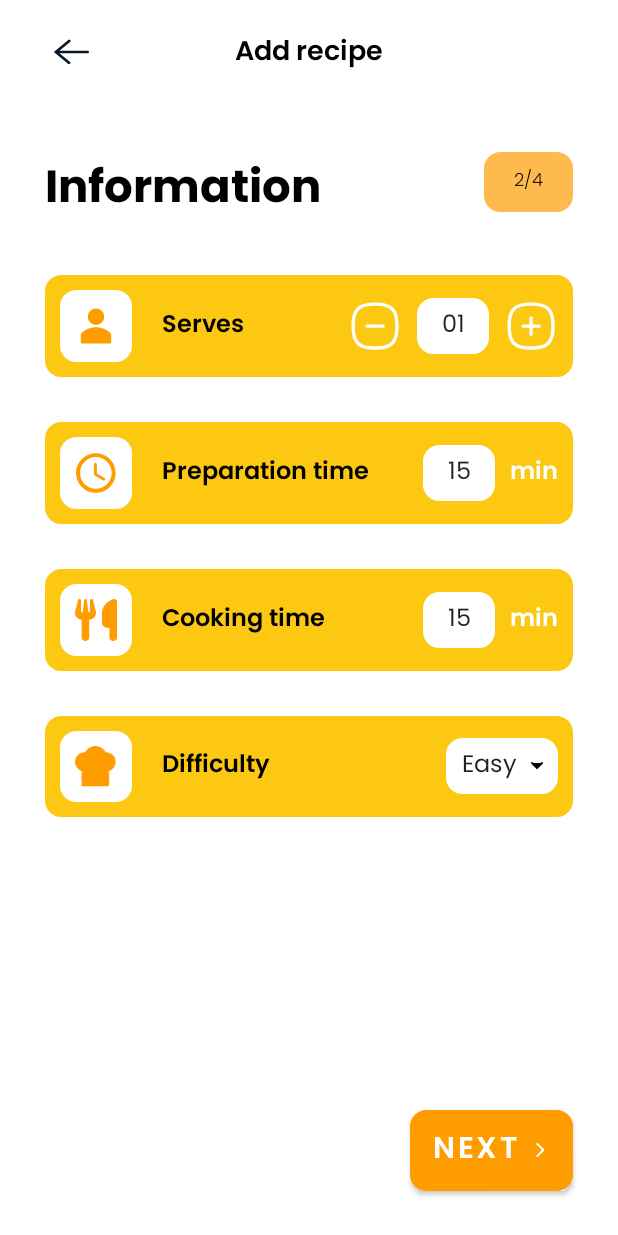
After one commit to nnpanh/Foodlife, an Android app: the layout fragment_add_recipe_information.xml on its own in the app's theme, with its tools: preview values and no code run, on a phone screen of 412 x 824 dp. The commit adds this screen. Run offline under Robolectric (Android 15) with nearby library versions, the phone set to English and light mode, and no system bars.

Commit message:
add recipe (tittle and information screen)

```diff
--- a/Foodlife/app/src/main/java/com/example/foodlife/fragments/AddRecipeFragment.kt
+++ /dev/null
@@ -1,85 +0,0 @@
-package com.example.foodlife.fragments
-
-import android.app.AlertDialog
-import androidx.lifecycle.ViewModelProvider
-import android.os.Bundle
-import androidx.fragment.app.Fragment
-import android.view.LayoutInflater
-import android.view.View
-import android.view.ViewGroup
-import com.example.foodlife.R
-import com.example.foodlife.databinding.FragmentAddrecipeTittleBinding
-import com.example.foodlife.databinding.FragmentPlanBinding
-import com.example.foodlife.models.UserModel
-import com.example.foodlife.roomdb.FoodlifeDB
-import com.example.foodlife.roomdb.entities.UserEntity
-import com.example.foodlife.view_models.AddRecipeViewModel
-import com.example.foodlife.view_models.PlanViewModel
-import com.google.android.material.floatingactionbutton.FloatingActionButton
-
-class AddRecipeFragment : Fragment() {
-
-//    companion object {
-//        fun newInstance() = AddRecipeFragment()
-//    }
-//
-//    private lateinit var viewModel: AddRecipeViewModel
-//
-//    override fun onCreateView(
-//        inflater: LayoutInflater, container: ViewGroup?,
-//        savedInstanceState: Bundle?
-//    ): View? {
-//
-//        return inflater.inflate(R.layout.fragment_addrecipe_tittle, container, false)
-//    }
-//
-//    override fun onActivityCreated(savedInstanceState: Bundle?) {
-//        super.onActivityCreated(savedInstanceState)
-//        viewModel = ViewModelProvider(this).get(AddRecipeViewModel::class.java)
-//        // TODO: Use the ViewModel
-//    }
-    private var _binding: FragmentAddrecipeTittleBinding? = null
-
-    // This property is only valid between onCreateView and
-    // onDestroyView.
-    private val binding get() = _binding!!
-
-    override fun onCreateView(
-        inflater: LayoutInflater,
-        container: ViewGroup?,
-        savedInstanceState: Bundle?
-    ): View {
-        val planViewModel =
-            ViewModelProvider(this)[PlanViewModel::class.java]
-
-        _binding = FragmentAddrecipeTittleBinding.inflate(inflater, container, false)
-        val root: View = binding.root
-
-//        val textView: TextView = binding.textPlan
-//        planViewModel.text.observe(viewLifecycleOwner) {
-//            textView.text = it
-//        }
-        return root
-    }
-
-    override fun onViewCreated(view: View, savedInstanceState: Bundle?) {
-        super.onViewCreated(view, savedInstanceState)
-
-        val upload: FloatingActionButton = binding.uploadimage
-        upload.setOnClickListener{
-            val builder = AlertDialog.Builder(this.context)
-            builder.setTitle("Select Image")
-            builder.setMessage("Choose your option!")
-            builder.setPositiveButton("Gallery",{dialog, which ->
-
-            })
-        }
-
-    }
-
-    override fun onDestroyView() {
-        super.onDestroyView()
-        _binding = null
-    }
-
-}
--- /dev/null
+++ b/Foodlife/app/src/main/res/drawable/ic_dropdown.xml
@@ -0,0 +1,16 @@
+<vector xmlns:android="http://schemas.android.com/apk/res/android"
+    android:width="8dp"
+    android:height="6dp"
+    android:viewportWidth="8"
+    android:viewportHeight="6">
+  <path
+      android:pathData="M7.3334,1.3333L4,4.6666L0.6667,1.3333"
+      android:fillColor="#000000"/>
+  <path
+      android:pathData="M7.3334,1.3333L4,4.6666L0.6667,1.3333"
+      android:strokeLineJoin="round"
+      android:strokeWidth="1.25"
+      android:fillColor="#00000000"
+      android:strokeColor="#000000"
+      android:strokeLineCap="round"/>
+</vector>
--- /dev/null
+++ b/Foodlife/app/src/main/res/drawable/ic_right.xml
@@ -0,0 +1,13 @@
+<vector xmlns:android="http://schemas.android.com/apk/res/android"
+    android:width="13dp"
+    android:height="12dp"
+    android:viewportWidth="13"
+    android:viewportHeight="12">
+  <path
+      android:pathData="M4.713,2L8.713,6L4.713,10"
+      android:strokeLineJoin="round"
+      android:strokeWidth="1.25"
+      android:fillColor="#00000000"
+      android:strokeColor="#ffffff"
+      android:strokeLineCap="round"/>
+</vector>
--- /dev/null
+++ b/Foodlife/app/src/main/res/layout/difficulty_dialog.xml
@@ -0,0 +1,32 @@
+<?xml version="1.0" encoding="utf-8"?>
+<LinearLayout xmlns:android="http://schemas.android.com/apk/res/android"
+    android:layout_width="match_parent"
+    android:layout_height="match_parent"
+    android:orientation="vertical">
+    <TextView
+        android:layout_width="wrap_content"
+        android:layout_height="wrap_content"
+        android:padding="5dp"
+        android:text="@string/txt_Easy"
+        android:fontFamily="@font/poppins_regular"
+        android:textColor="@color/black"
+        android:textSize="16sp" />
+
+    <TextView
+        android:layout_width="wrap_content"
+        android:layout_height="wrap_content"
+        android:padding="5dp"
+        android:text="@string/txt_Medium"
+        android:fontFamily="@font/poppins_regular"
+        android:textColor="@color/black"
+        android:textSize="16sp" />
+
+    <TextView
+        android:layout_width="wrap_content"
+        android:layout_height="wrap_content"
+        android:padding="5dp"
+        android:text="@string/txt_Hard"
+        android:fontFamily="@font/poppins_regular"
+        android:textColor="@color/black"
+        android:textSize="16sp" />
+</LinearLayout>
--- a/Foodlife/app/src/main/res/layout/fragment_add_recipe.xml
+++ /dev/null
@@ -1,13 +0,0 @@
-<?xml version="1.0" encoding="utf-8"?>
-<FrameLayout xmlns:android="http://schemas.android.com/apk/res/android"
-    xmlns:tools="http://schemas.android.com/tools"
-    android:layout_width="match_parent"
-    android:layout_height="match_parent">
-<!--    tools:context=".fragments.AddRecipeFragment">-->
-
-    <TextView
-        android:layout_width="match_parent"
-        android:layout_height="match_parent"
-        android:text="Hello" />
-
-</FrameLayout>
--- /dev/null
+++ b/Foodlife/app/src/main/res/layout/fragment_add_recipe_information.xml
@@ -0,0 +1,379 @@
+<?xml version="1.0" encoding="utf-8"?>
+<RelativeLayout xmlns:android="http://schemas.android.com/apk/res/android"
+    xmlns:app="http://schemas.android.com/apk/res-auto"
+    xmlns:tools="http://schemas.android.com/tools"
+    android:layout_width="match_parent"
+    android:layout_height="match_parent"
+    android:orientation="vertical">
+
+    <RelativeLayout
+        android:id="@+id/AR_header"
+        android:layout_width="match_parent"
+        android:layout_height="wrap_content">
+
+        <ImageView
+            android:id="@+id/ivBack"
+            android:layout_width="wrap_content"
+            android:layout_height="wrap_content"
+            android:src="@drawable/ic_back"
+            android:layout_alignParentStart="true"
+            android:layout_marginStart="30dp"
+            android:layout_marginTop="20dp" />
+
+        <TextView
+            android:layout_width="wrap_content"
+            android:layout_height="wrap_content"
+            android:text="@string/tittle_add_recipe"
+            android:fontFamily="@font/poppins_semi_bold"
+            android:textSize="18sp"
+            android:textColor="@color/black"
+            android:layout_centerHorizontal="true"
+            android:layout_marginTop="20dp"/>
+    </RelativeLayout>
+
+    <RelativeLayout
+        android:id="@+id/AR_title"
+        android:layout_width="match_parent"
+        android:layout_height="wrap_content"
+        android:layout_marginTop="50dp"
+        android:layout_below="@id/AR_header">
+
+        <TextView
+            android:id="@+id/tvARInformation"
+            android:layout_width="wrap_content"
+            android:layout_height="wrap_content"
+            android:text="@string/title_add_recipe_Information"
+            android:fontFamily="@font/poppins_bold"
+            android:textSize="30sp"
+            android:textColor="@color/black"
+            android:layout_alignParentStart="true"
+            android:layout_marginStart="30dp"/>
+
+        <TextView
+            android:id="@+id/tvARPage2"
+            android:layout_width="wrap_content"
+            android:layout_height="wrap_content"
+            android:layout_alignParentEnd="true"
+            android:layout_marginEnd="30dp"
+            android:background="@drawable/addrecipe_roundedcorner_1"
+            android:fontFamily="@font/poppins_light"
+            android:paddingStart="20dp"
+            android:paddingTop="10dp"
+            android:paddingEnd="20dp"
+            android:paddingBottom="10dp"
+            android:text="2/4"
+            android:textAlignment="center"
+            android:textColor="@color/black"
+            android:textSize="12sp" />
+    </RelativeLayout>
+
+    <LinearLayout
+        android:id="@+id/AR_information"
+        android:layout_width="match_parent"
+        android:layout_height="wrap_content"
+        android:orientation="vertical"
+        android:layout_below="@id/AR_title">
+        <RelativeLayout
+                android:layout_width="match_parent"
+                android:layout_height="wrap_content"
+                android:background="@drawable/addrecipe_roundedcorner_2"
+                android:backgroundTint="@color/rating"
+                android:layout_marginTop="30dp"
+                android:layout_marginStart="30dp"
+                android:layout_marginEnd="30dp">
+
+                <ImageView
+                    android:id="@+id/ic_serves"
+                    android:layout_width="48dp"
+                    android:layout_height="wrap_content"
+                    android:layout_marginStart="10dp"
+                    android:layout_marginTop="10dp"
+                    android:layout_marginEnd="10dp"
+                    android:layout_marginBottom="10dp"
+                    android:adjustViewBounds="true"
+                    android:background="@drawable/addrecipe_roundedcorner_2"
+                    android:backgroundTint="@color/white"
+                    android:padding="10dp"
+                    android:src="@drawable/user_bold"
+                    app:tint="@color/secondary_100" />
+
+                <TextView
+                    android:id="@+id/txt_serves"
+                    android:layout_width="wrap_content"
+                    android:layout_height="wrap_content"
+                    android:layout_centerVertical="true"
+                    android:layout_marginStart="10dp"
+                    android:layout_toEndOf="@id/ic_serves"
+                    android:fontFamily="@font/poppins_semi_bold"
+                    android:text="@string/txt_serves"
+                    android:textColor="@color/black"
+                    android:textSize="16sp" />
+
+                <ImageView
+                    android:id="@+id/ic_serves_plus"
+                    android:layout_width="wrap_content"
+                    android:layout_height="wrap_content"
+                    android:layout_alignParentEnd="true"
+                    android:layout_centerVertical="true"
+                    android:layout_marginStart="10dp"
+                    android:layout_marginTop="10dp"
+                    android:layout_marginEnd="10dp"
+                    android:layout_marginBottom="10dp"
+                    android:src="@drawable/plus_border"
+                    app:tint="@color/white" />
+
+                <EditText
+                    android:id="@+id/num_serves"
+                    android:layout_width="48dp"
+                    android:layout_height="wrap_content"
+                    android:layout_centerVertical="true"
+                    android:layout_toStartOf="@id/ic_serves_plus"
+                    android:background="@drawable/addrecipe_roundedcorner_2"
+                    android:backgroundTint="@color/white"
+                    android:inputType="number"
+                    android:paddingStart="10dp"
+                    android:paddingTop="5dp"
+                    android:paddingEnd="10dp"
+                    android:paddingBottom="5dp"
+                    android:text="01"
+                    android:textAlignment="center"
+                    android:fontFamily="@font/poppins_regular"
+                    android:textSize="16sp"
+                    tools:ignore="TouchTargetSizeCheck" />
+
+                <ImageView
+                    android:id="@+id/ic_serves_minus"
+                    android:layout_width="wrap_content"
+                    android:layout_height="wrap_content"
+                    android:layout_toStartOf="@id/num_serves"
+                    android:layout_centerVertical="true"
+                    android:layout_marginStart="10dp"
+                    android:layout_marginTop="10dp"
+                    android:layout_marginEnd="10dp"
+                    android:layout_marginBottom="10dp"
+                    android:src="@drawable/minus_border"
+                    app:tint="@color/white" />
+            </RelativeLayout>
+
+        <RelativeLayout
+                android:layout_width="match_parent"
+                android:layout_height="wrap_content"
+                android:background="@drawable/addrecipe_roundedcorner_2"
+                android:backgroundTint="@color/rating"
+                android:layout_marginTop="30dp"
+                android:layout_marginStart="30dp"
+                android:layout_marginEnd="30dp">
+
+                <ImageView
+                    android:id="@+id/ic_preptime"
+                    android:layout_width="48dp"
+                    android:layout_height="wrap_content"
+                    android:layout_marginStart="10dp"
+                    android:layout_marginTop="10dp"
+                    android:layout_marginEnd="10dp"
+                    android:layout_marginBottom="10dp"
+                    android:adjustViewBounds="true"
+                    android:background="@drawable/addrecipe_roundedcorner_2"
+                    android:backgroundTint="@color/white"
+                    android:padding="10dp"
+                    android:src="@drawable/ic_time"
+                    app:tint="@color/secondary_100" />
+
+                <TextView
+                    android:id="@+id/tv_preptime"
+                    android:layout_width="wrap_content"
+                    android:layout_height="wrap_content"
+                    android:layout_centerVertical="true"
+                    android:layout_marginStart="10dp"
+                    android:layout_toEndOf="@id/ic_preptime"
+                    android:fontFamily="@font/poppins_semi_bold"
+                    android:text="@string/txt_preparationTime"
+                    android:textColor="@color/black"
+                    android:textSize="16sp" />
+
+                <EditText
+                    android:id="@+id/ed_preptime"
+                    android:layout_width="48dp"
+                    android:layout_height="wrap_content"
+                    android:layout_centerVertical="true"
+                    android:layout_marginEnd="10dp"
+                    android:layout_toStartOf="@id/tv_preptime_minute"
+                    android:background="@drawable/addrecipe_roundedcorner_2"
+                    android:backgroundTint="@color/white"
+                    android:inputType="number"
+                    android:paddingStart="10dp"
+                    android:paddingTop="5dp"
+                    android:paddingEnd="10dp"
+                    android:paddingBottom="5dp"
+                    android:text="15"
+                    android:textAlignment="center"
+                    android:fontFamily="@font/poppins_regular"
+                    android:textSize="16sp"
+                    tools:ignore="TouchTargetSizeCheck" />
+
+                <TextView
+                    android:id="@+id/tv_preptime_minute"
+                    android:layout_width="wrap_content"
+                    android:layout_height="wrap_content"
+                    android:text="@string/txt_minute"
+                    android:fontFamily="@font/poppins_semi_bold"
+                    android:textSize="16sp"
+                    android:textColor="@color/white"
+                    android:layout_alignParentEnd="true"
+                    android:layout_centerVertical="true"
+                    android:layout_marginEnd="10dp"/>
+
+        </RelativeLayout>
+
+        <RelativeLayout
+                android:layout_width="match_parent"
+                android:layout_height="wrap_content"
+                android:background="@drawable/addrecipe_roundedcorner_2"
+                android:backgroundTint="@color/rating"
+                android:layout_marginTop="30dp"
+                android:layout_marginStart="30dp"
+                android:layout_marginEnd="30dp">
+
+                <ImageView
+                    android:id="@+id/ic_cooktime"
+                    android:layout_width="48dp"
+                    android:layout_height="wrap_content"
+                    android:layout_marginStart="10dp"
+                    android:layout_marginTop="10dp"
+                    android:layout_marginEnd="10dp"
+                    android:layout_marginBottom="10dp"
+                    android:adjustViewBounds="true"
+                    android:background="@drawable/addrecipe_roundedcorner_2"
+                    android:backgroundTint="@color/white"
+                    android:padding="10dp"
+                    android:src="@drawable/cooking"
+                    app:tint="@color/secondary_100" />
+
+                <TextView
+                    android:id="@+id/tv_cooktime"
+                    android:layout_width="wrap_content"
+                    android:layout_height="wrap_content"
+                    android:layout_centerVertical="true"
+                    android:layout_marginStart="10dp"
+                    android:layout_toEndOf="@id/ic_cooktime"
+                    android:fontFamily="@font/poppins_semi_bold"
+                    android:text="@string/txt_cookingTime"
+                    android:textColor="@color/black"
+                    android:textSize="16sp" />
+
+                <EditText
+                    android:id="@+id/ed_cooktime"
+                    android:layout_width="48dp"
+                    android:layout_height="wrap_content"
+                    android:layout_centerVertical="true"
+                    android:layout_marginEnd="10dp"
+                    android:layout_toStartOf="@id/tv_cooktime_minute"
+                    android:background="@drawable/addrecipe_roundedcorner_2"
+                    android:backgroundTint="@color/white"
+                    android:inputType="number"
+                    android:paddingStart="10dp"
+                    android:paddingTop="5dp"
+                    android:paddingEnd="10dp"
+                    android:paddingBottom="5dp"
+                    android:text="15"
+                    android:textAlignment="center"
+                    android:gravity="center"
+                    android:fontFamily="@font/poppins_regular"
+                    android:textSize="16sp"
+                    tools:ignore="TouchTargetSizeCheck" />
+
+                <TextView
+                android:id="@+id/tv_cooktime_minute"
+                android:layout_width="wrap_content"
+                android:layout_height="wrap_content"
+                android:text="@string/txt_minute"
+                android:fontFamily="@font/poppins_semi_bold"
+                android:textSize="16sp"
+                android:textColor="@color/white"
+                android:layout_alignParentEnd="true"
+                android:layout_centerVertical="true"
+                android:layout_marginEnd="10dp"/>
+
+            </RelativeLayout>
+
+        <RelativeLayout
+            android:layout_width="match_parent"
+            android:layout_height="wrap_content"
+            android:background="@drawable/addrecipe_roundedcorner_2"
+            android:backgroundTint="@color/rating"
+            android:layout_marginTop="30dp"
+            android:layout_marginStart="30dp"
+            android:layout_marginEnd="30dp">
+
+                <ImageView
+                    android:id="@+id/ic_difficulty"
+                    android:layout_width="48dp"
+                    android:layout_height="wrap_content"
+                    android:layout_marginStart="10dp"
+                    android:layout_marginTop="10dp"
+                    android:layout_marginEnd="10dp"
+                    android:layout_marginBottom="10dp"
+                    android:adjustViewBounds="true"
+                    android:background="@drawable/addrecipe_roundedcorner_2"
+                    android:backgroundTint="@color/white"
+                    android:padding="10dp"
+                    android:src="@drawable/chef_bold"
+                    app:tint="@color/secondary_100" />
+
+                <TextView
+                    android:id="@+id/tv_difficulty"
+                    android:layout_width="wrap_content"
+                    android:layout_height="wrap_content"
+                    android:layout_centerVertical="true"
+                    android:layout_marginStart="10dp"
+                    android:layout_toEndOf="@id/ic_difficulty"
+                    android:fontFamily="@font/poppins_semi_bold"
+                    android:text="@string/txt_difficulty"
+                    android:textColor="@color/black"
+                    android:textSize="16sp" />
+
+            <EditText
+                android:id="@+id/ed_diffculty"
+                android:layout_width="wrap_content"
+                android:layout_height="wrap_content"
+                android:layout_centerVertical="true"
+                android:layout_marginEnd="10dp"
+                android:layout_alignParentEnd="true"
+                android:background="@drawable/addrecipe_roundedcorner_2"
+                android:backgroundTint="@color/white"
+                android:inputType="number"
+                android:paddingStart="10dp"
+                android:paddingTop="5dp"
+                android:paddingEnd="10dp"
+                android:paddingBottom="5dp"
+                android:text="@string/txt_Easy"
+                android:textAlignment="center"
+                android:gravity="center"
+                android:fontFamily="@font/poppins_regular"
+                android:textSize="16sp"
+                tools:ignore="TouchTargetSizeCheck"
+                android:drawableRight="@drawable/ic_dropdown"
+                android:drawablePadding="10dp"/>
+
+        </RelativeLayout>
+    </LinearLayout>
+
+    <Button
+        android:id="@+id/next_btn"
+        android:layout_width="wrap_content"
+        android:layout_height="wrap_content"
+        android:background="@drawable/addrecipe_roundedcorner_1"
+        android:drawableEnd="@drawable/ic_right"
+        android:textColor="@color/white"
+        android:drawablePadding="15sp"
+        android:paddingStart="15dp"
+        android:paddingEnd="15dp"
+        android:text="Next"
+        android:textAlignment="center"
+        app:backgroundTint="@color/secondary_100"
+        android:fontFamily="@font/poppins_semi_bold"
+        android:textSize="20sp"
+        android:layout_alignParentBottom="true"
+        android:layout_alignParentEnd="true"
+        android:layout_margin="30dp"/>
+</RelativeLayout>
--- a/Foodlife/app/src/main/res/layout/fragment_addrecipe_tittle.xml
+++ b/Foodlife/app/src/main/res/layout/fragment_addrecipe_tittle.xml
@@ -3,8 +3,7 @@
     xmlns:app="http://schemas.android.com/apk/res-auto"
     xmlns:tools="http://schemas.android.com/tools"
     android:layout_width="match_parent"
-    android:layout_height="match_parent"
-    tools:context=".fragments.AddRecipeFragment">
+    android:layout_height="match_parent">
 
     <TextView
         android:id="@+id/textView2"
@@ -22,14 +21,14 @@
         app:layout_constraintTop_toTopOf="parent" />
 
     <ImageView
-        android:id="@+id/imageView2"
+        android:id="@+id/ivBack"
         android:layout_width="wrap_content"
         android:layout_height="wrap_content"
         android:layout_marginStart="30dp"
         android:layout_marginTop="28dp"
         app:layout_constraintStart_toStartOf="parent"
         app:layout_constraintTop_toTopOf="parent"
-        app:srcCompat="@drawable/ic_arrow" />
+        app:srcCompat="@drawable/ic_back" />
 
     <TextView
         android:id="@+id/textView3"
--- a/Foodlife/app/src/main/res/values/strings.xml
+++ b/Foodlife/app/src/main/res/values/strings.xml
@@ -13,4 +13,20 @@
     <string name="txt_snacks">Snacks</string>
     <string name="txt_search_recipe">Search your recipes</string>
     <string name="txt_no_dish">No dish have been selected for this meal.</string>
+    <string name="title_add_recipe_Title">Tittle</string>
+    <string name="title_add_recipe_Information">Information</string>
+    <string name="title_add_recipe_Ingredient">Ingredients</string>
+    <string name="title_add_recipe_Direction">Directions</string>
+    <string name="tittle_add_recipe">Add recipe</string>
+
+    <string name="txt_serves">Serves</string>
+    <string name="txt_preparationTime">Preparation time</string>
+    <string name="txt_cookingTime">Cooking time</string>
+    <string name="txt_difficulty">Difficulty</string>
+    <string name="txt_minute">min</string>
+
+
+    <string name="txt_Easy">Easy</string>
+    <string name="txt_Medium">Medium</string>
+    <string name="txt_Hard">Hard</string>
 </resources>
```
